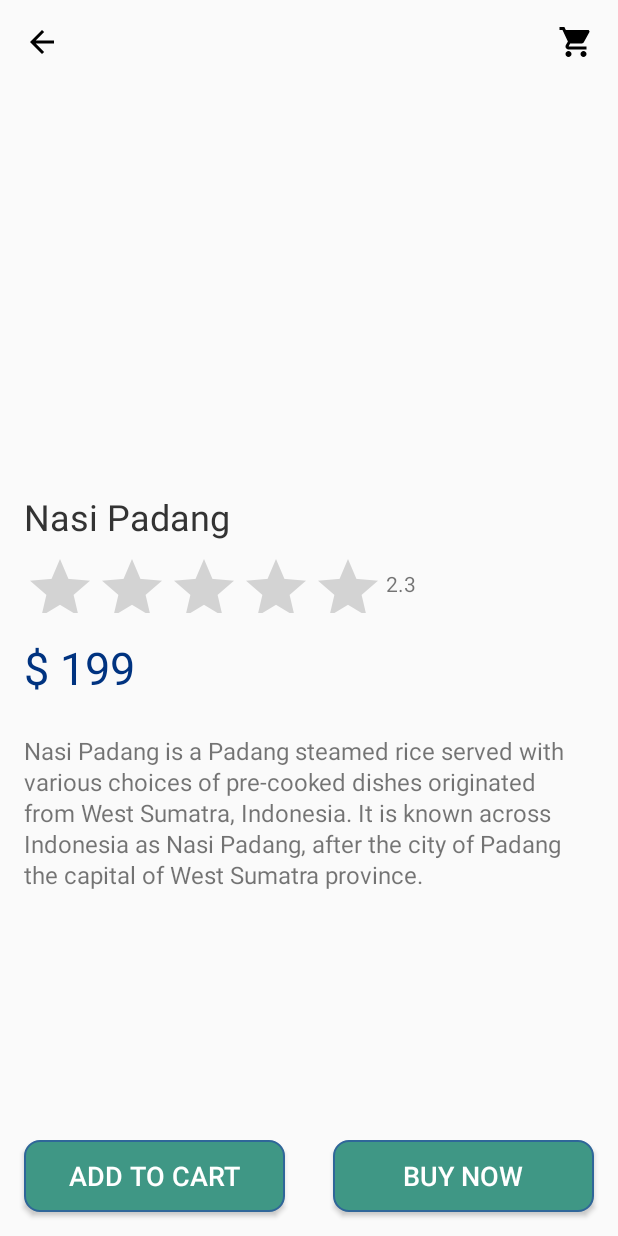
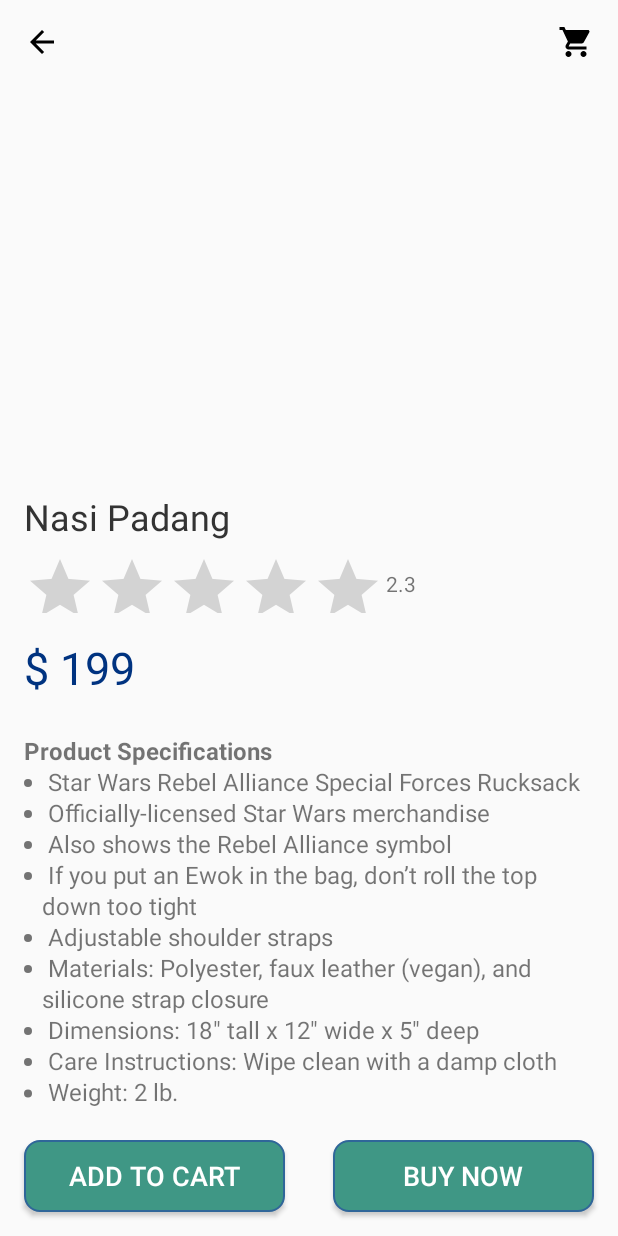
Before and after one commit to BipinTatvic/EcommerceTraining, an Android app: the layout activity_pdp.xml on its own in the app's theme, with its tools: preview values and no code run, on a phone screen of 412 x 824 dp. Run offline under Robolectric (Android 15) with nearby library versions, the phone set to English and light mode, and no system bars.

```diff
--- a/app/src/main/java/com/tatvic/ecommercetraining/Cart.java
+++ b/app/src/main/java/com/tatvic/ecommercetraining/Cart.java
@@ -23,8 +23,10 @@
 import com.tatvic.ecommercetraining.model.Product;
 import com.tatvic.ecommercetraining.model.RestaurantModel;
 
+import java.text.NumberFormat;
 import java.util.ArrayList;
 import java.util.List;
+import java.util.Locale;
 
 public class Cart extends AppCompatActivity {
     private RecyclerView recyclerView_cart;
@@ -87,10 +89,10 @@
             subTotalAmount += m.getPrice() * m.getTotalInCart();
         }
 
-        tvSubtotalAmount.setText("₹" + String.format("%.2f", subTotalAmount));
+        tvSubtotalAmount.setText(String.valueOf(NumberFormat.getCurrencyInstance(new Locale("en", "IN")).format(subTotalAmount)));
         tvDeliveryChargeAmount.setText("₹" + String.format("%.2f", restaurantModel.getDelivery_charge()));
         subTotalAmount += restaurantModel.getDelivery_charge();
-        tvTotalAmount.setText("₹" + String.format("%.2f", subTotalAmount));
+        tvTotalAmount.setText(String.valueOf(NumberFormat.getCurrencyInstance(new Locale("en", "IN")).format(subTotalAmount)));
     }
 
     @Override
--- a/app/src/main/java/com/tatvic/ecommercetraining/ProductListing.java
+++ b/app/src/main/java/com/tatvic/ecommercetraining/ProductListing.java
@@ -38,10 +38,10 @@
     static List<Product> itemsInCartList;
     private int totalItemInCart = 0;
 
-    /*static
+    static
     {
         itemsInCartList = new ArrayList<>();
-    }*/
+    }
 
     @Override
     protected void onCreate(Bundle savedInstanceState) {
@@ -102,7 +102,7 @@
     @Override
     public void onAddToCartClick(Product product) {
         if(itemsInCartList == null) {
-            itemsInCartList = new ArrayList<>();
+//            itemsInCartList = new ArrayList<>();
         }
         itemsInCartList.add(product);
         totalItemInCart = 0;
--- a/app/src/main/java/com/tatvic/ecommercetraining/adapters/MenuListAdapter.java
+++ b/app/src/main/java/com/tatvic/ecommercetraining/adapters/MenuListAdapter.java
@@ -49,7 +49,7 @@
     @Override
     public void onBindViewHolder(@NonNull MenuListAdapter.MyViewHolder holder, @SuppressLint("RecyclerView") int position) {
         holder.menuName.setText(menuList.get(position).getName());
-        holder.menuPrice.setText("Price: ₹"+menuList.get(position).getPrice());
+        holder.menuPrice.setText("Price: "+String.valueOf(NumberFormat.getCurrencyInstance(new Locale("en", "IN")).format(menuList.get(position).getPrice())));
         holder.cardView.setOnClickListener(new View.OnClickListener() {
             @Override
             public void onClick(View view) {
--- a/app/src/main/java/com/tatvic/ecommercetraining/adapters/PlaceYourOrderAdapter.java
+++ b/app/src/main/java/com/tatvic/ecommercetraining/adapters/PlaceYourOrderAdapter.java
@@ -12,7 +12,9 @@
 import com.tatvic.ecommercetraining.R;
 import com.tatvic.ecommercetraining.model.Product;
 
+import java.text.NumberFormat;
 import java.util.List;
+import java.util.Locale;
 
 public class PlaceYourOrderAdapter extends RecyclerView.Adapter<PlaceYourOrderAdapter.MyViewHolder> {
 
@@ -37,7 +39,7 @@
     @Override
     public void onBindViewHolder(@NonNull MyViewHolder holder, int position) {
         holder.menuName.setText(menuList.get(position).getName());
-        holder.menuPrice.setText("Price: ₹"+String.format("%.2f", menuList.get(position).getPrice()*menuList.get(position).getTotalInCart()));
+        holder.menuPrice.setText("Price: " + String.format(String.valueOf(NumberFormat.getCurrencyInstance(new Locale("en", "IN")).format(menuList.get(position).getPrice()*menuList.get(position).getTotalInCart()))));
         holder.menuQty.setText("Qty: " + menuList.get(position).getTotalInCart());
         Glide.with(holder.thumbImage)
                 .load(menuList.get(position).getUrl())
--- a/app/src/main/res/layout/activity_pdp.xml
+++ b/app/src/main/res/layout/activity_pdp.xml
@@ -98,7 +98,7 @@
         android:layout_marginTop="24dp"
         android:layout_marginEnd="16dp"
         android:lineSpacingExtra="2dp"
-        android:text="Nasi Padang is a Padang steamed rice served with various choices of pre-cooked dishes originated from West Sumatra, Indonesia. It is known across Indonesia as Nasi Padang, after the city of Padang the capital of West Sumatra province."
+        android:text="@string/item_desc"
         android:textSize="16sp"
         app:layout_constraintEnd_toEndOf="parent"
         app:layout_constraintStart_toStartOf="@+id/pdp_item_price"
--- a/app/src/main/res/values/strings.xml
+++ b/app/src/main/res/values/strings.xml
@@ -10,4 +10,15 @@
     <string name="payment_description">Clicking on <b>Pay</b> will take you to a secure payment gateway where you can make your payment. \n \n Your order will not be completed without this action</string>
     <string name="payment_consent"> I agree to the <a href="https://www.reliancedigital.in/content/terms-of-use" target="_blank">Terms &amp; Conditions</a></string>
     <string name="delivery">  Expected Delivery: 20 Jan 2023</string>
+    <string name="item_desc"><b>Product Specifications</b>
+        \n <li>Star Wars Rebel Alliance Special Forces Rucksack</li>
+        \n <li>Officially-licensed Star Wars merchandise</li>
+        \n <li>Also shows the Rebel Alliance symbol</li>
+        \n <li>If you put an Ewok in the bag, don’t roll the top down too tight</li>
+        \n <li>Adjustable shoulder straps</li>
+        \n <li>Materials: Polyester, faux leather (vegan), and silicone strap closure</li>
+        \n <li>Dimensions: 18″ tall x 12″ wide x 5″ deep</li>
+        \n <li>Care Instructions: Wipe clean with a damp cloth</li>
+        \n <li>Weight: 2 lb.</li>
+    </string>
 </resources>
```
